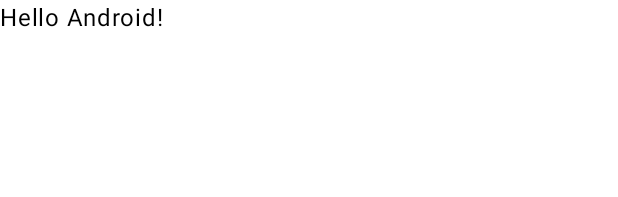
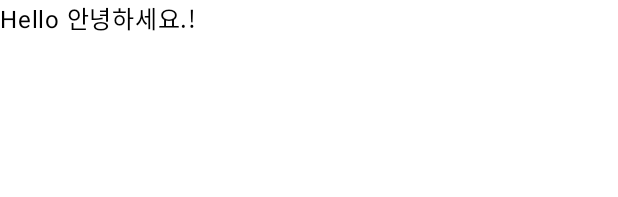
Before and after one commit to Gawon01/Furmily1, an Android app built with Jetpack Compose: the @Preview function GreetingPreview, on a phone screen of 412 x 824 dp. Shown: the top 197 px of the screen. Run offline under Robolectric (Android 15) with nearby library versions, the phone set to English and light mode, and no system bars.

Commit message:
인삿말 변경

```diff
--- a/app/src/main/java/com/gawon/furmily1/MainActivity.kt
+++ b/app/src/main/java/com/gawon/furmily1/MainActivity.kt
@@ -42,6 +42,6 @@ fun Greeting(name: String, modifier: Modifier = Modifier) {
 @Composable
 fun GreetingPreview() {
     Furmily1Theme {
-        Greeting("Android")
+        Greeting("안녕하세요.")
     }
 }
```
